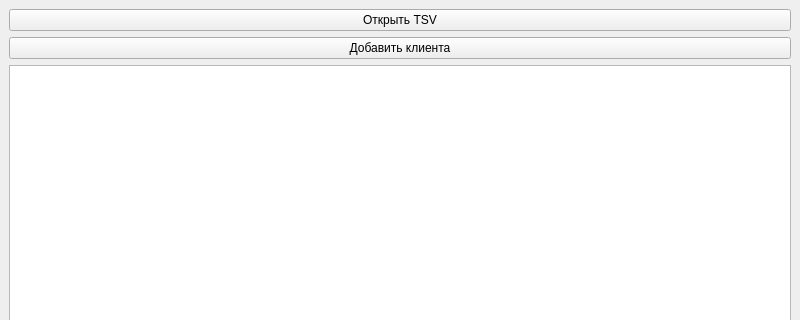
First picture: the form in mainwindow.ui, repository freawed/coursework-database, before the edit; both pictures show x 0 to 800 and y 0 to 320 of the 800 by 600 pixel window.
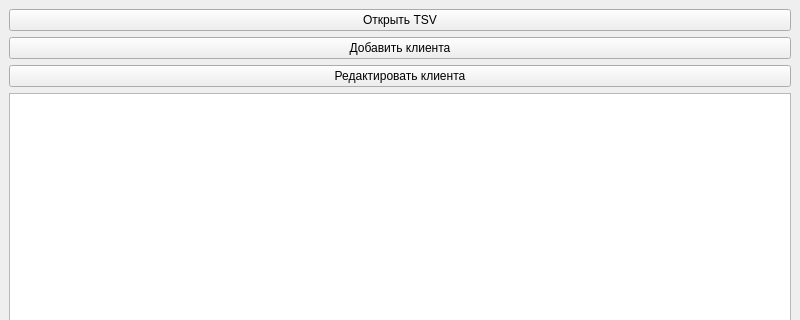
Second picture: the form after the edit.

Commit message: Добавлено редактирование клиента в Qt

Diff of the .ui file:
```diff
--- a/mainwindow.ui
+++ b/mainwindow.ui
@@ -31,6 +31,13 @@
         </property>
        </widget>
       </item>
+      <item>
+       <widget class="QPushButton" name="editButton">
+        <property name="text">
+         <string>Редактировать клиента</string>
+        </property>
+       </widget>
+      </item>
       <item>
        <widget class="QTableWidget" name="clientsTable"/>
       </item>
```
The commit also changes 4 other files.
